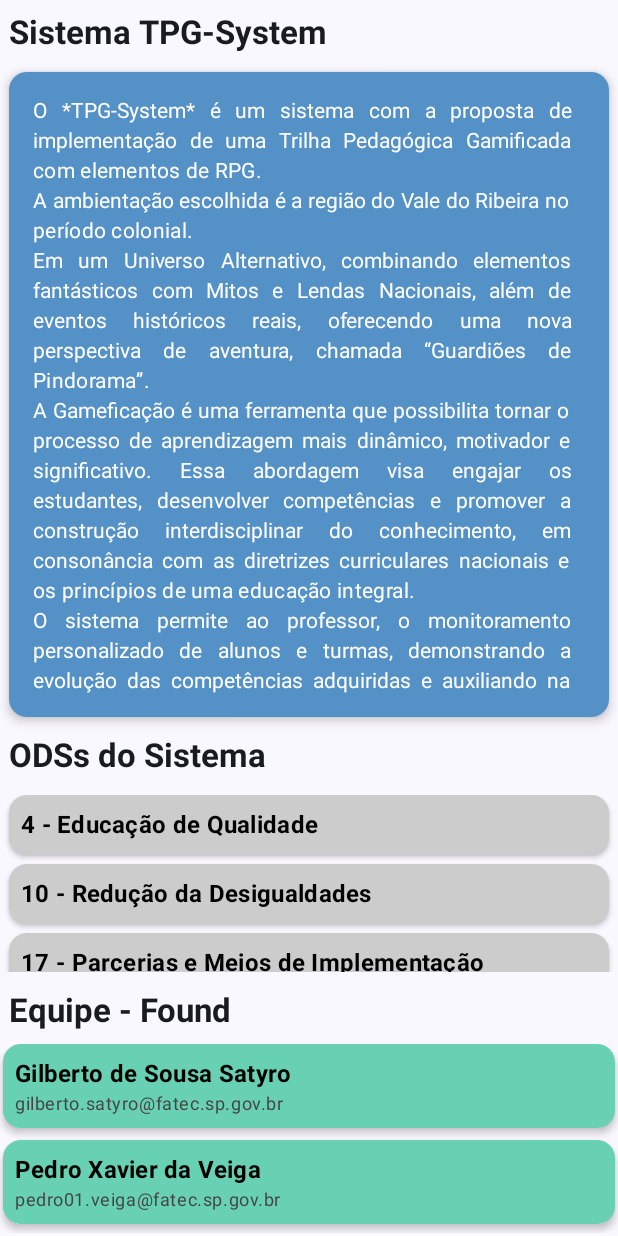
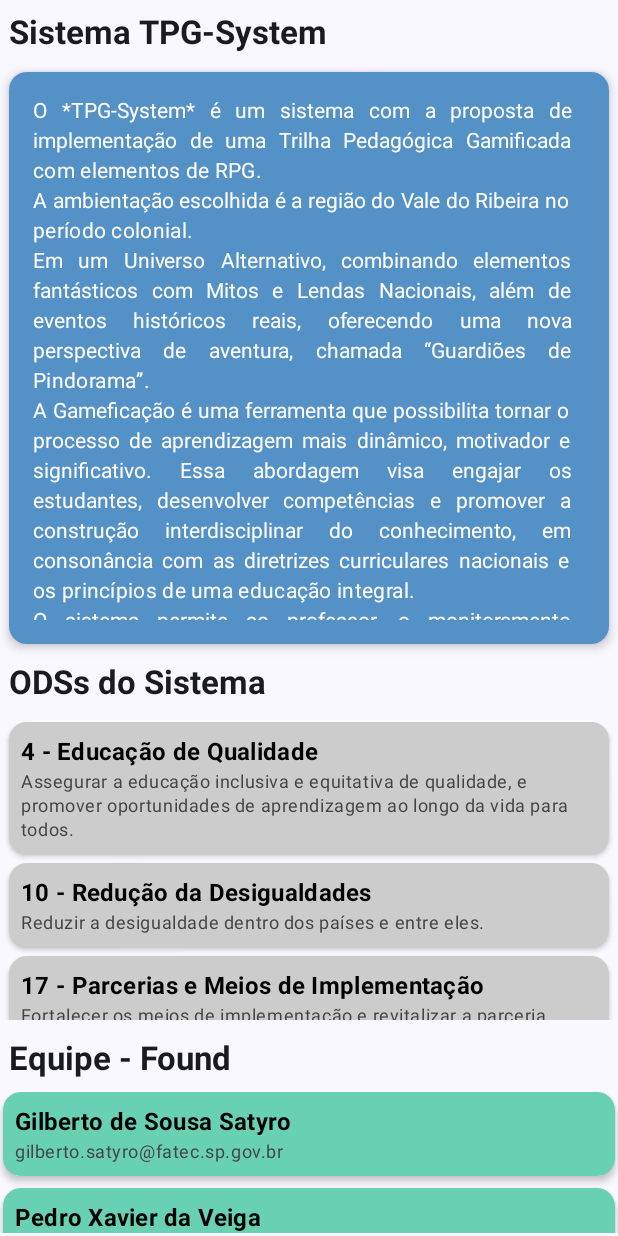
Before and after one commit to gibasatyro/PDMII_Atividade01, an Android app built with Jetpack Compose: the screen it shows after launch (MainActivity), on a phone screen of 412 x 824 dp. Run offline under Robolectric (Android 15) with nearby library versions, the phone set to English and light mode, and no system bars; pictures from the network do not load.

Commit message:
Giba 28/09

```diff
--- a/app/src/main/java/com/fatec/atividade01/MainActivity.kt
+++ b/app/src/main/java/com/fatec/atividade01/MainActivity.kt
@@ -12,9 +12,9 @@ import androidx.compose.material3.Text
 import androidx.compose.runtime.Composable
 import androidx.compose.ui.Modifier
 import androidx.compose.ui.tooling.preview.Preview
-import com.fatec.atividade01.ui.pi.MembersColumnComponent
-import com.fatec.atividade01.ui.pi.OdssColumnComponent
-import com.fatec.atividade01.ui.pi.ProjectDescriptionComponent
+import com.fatec.atividade01.view.MembersColumnComponent
+import com.fatec.atividade01.view.OdssColumnComponent
+import com.fatec.atividade01.view.ProjectDescriptionComponent
 import com.fatec.atividade01.ui.theme.Atividade01Theme
 
 class MainActivity : ComponentActivity() {
@@ -27,16 +27,9 @@ class MainActivity : ComponentActivity() {
                     Column(
                           modifier = Modifier.padding(innerPadding)
                     ) {
-                        ProjectDescriptionComponent(
-                            modifier = Modifier.weight(0.65f)
-                        )
-
-                        Column(
-                            modifier = Modifier.weight(0.5f)
-                        ) {
-                            OdssColumnComponent(Modifier.weight(1f))
-                            MembersColumnComponent(Modifier.weight(1f))
-                        }
+                        ProjectDescriptionComponent(Modifier.weight(0.56f))
+                        OdssColumnComponent(Modifier.weight(0.30f))
+                        MembersColumnComponent(Modifier.weight(0.14f))
                     }
                 }
             }
--- a/app/src/main/java/com/fatec/atividade01/ui/pi/Membro.kt
+++ b/app/src/main/java/com/fatec/atividade01/model/Membro.kt
@@ -1,4 +1,4 @@
-package com.fatec.atividade01.ui.pi
+package com.fatec.atividade01.model
 
 class Membro(
     val name: String,
--- a/app/src/main/java/com/fatec/atividade01/ui/pi/Ods.kt
+++ b/app/src/main/java/com/fatec/atividade01/model/Ods.kt
@@ -1,8 +1,8 @@
-package com.fatec.atividade01.ui.pi
+package com.fatec.atividade01.model
 
 class Ods(
     val number: Int,
+    val name: String,
     val descryption: String,
-//    val color: String
 //    val imageUrl: String
 )
--- a/app/src/main/java/com/fatec/atividade01/ui/pi/Descricao.kt
+++ b/app/src/main/java/com/fatec/atividade01/view/Descricao.kt
@@ -1,4 +1,4 @@
-package com.fatec.atividade01.ui.pi
+package com.fatec.atividade01.view
 
 import androidx.compose.ui.graphics.Color
 import androidx.compose.foundation.layout.Column
@@ -6,6 +6,8 @@ import androidx.compose.foundation.layout.Spacer
 import androidx.compose.foundation.layout.fillMaxWidth
 import androidx.compose.foundation.layout.height
 import androidx.compose.foundation.layout.padding
+import androidx.compose.foundation.rememberScrollState
+import androidx.compose.foundation.verticalScroll
 import androidx.compose.material3.Card
 import androidx.compose.material3.CardDefaults
 import androidx.compose.material3.MaterialTheme
@@ -20,6 +22,8 @@ import androidx.compose.ui.unit.dp
 fun ProjectDescriptionComponent(
     modifier: Modifier = Modifier
 ) {
+    val scrollState = rememberScrollState()
+
     Spacer(modifier = Modifier.height(2.dp))
 
     Text(
@@ -40,13 +44,25 @@ fun ProjectDescriptionComponent(
             .padding(6.dp),
         elevation = CardDefaults.cardElevation(defaultElevation = 4.dp)
     ) {
-        Column(modifier = Modifier.padding(16.dp)) {
+        Column(modifier = Modifier
+                    .padding(16.dp)
+                    .verticalScroll(scrollState)
+        ) {
             Text(
-                text = "O *TPG-System* é um sistema com a proposta de implementação de uma Trilha Pedagógica Gamificada com elementos de RPG.\n" +
+                text = "O *TPG-System* é um sistema com a proposta de implementação de uma Trilha " +
+                       "Pedagógica Gamificada com elementos de RPG.\n" +
                        "A ambientação escolhida é a região do Vale do Ribeira no período colonial. \n" +
-                       "Em um Universo Alternativo, combinando elementos fantásticos com Mitos e Lendas Nacionais, além de eventos históricos reais, oferecendo uma nova perspectiva de aventura, chamada “Guardiões de Pindorama”.\n" +
-                       "A Gameficação é uma ferramenta que possibilita tornar o processo de aprendizagem mais dinâmico, motivador e significativo. Essa abordagem visa engajar os estudantes, desenvolver competências e promover a construção interdisciplinar do conhecimento, em consonância com as diretrizes curriculares nacionais e os princípios de uma educação integral.\n" +
-                       "O sistema permite ao professor, o monitoramento personalizado de alunos e turmas, demonstrando a evolução das competências adquiridas e auxiliando na tomada de decisões pedagógicas eficazes..",
+                       "Em um Universo Alternativo, combinando elementos fantásticos com Mitos e " +
+                       "Lendas Nacionais, além de eventos históricos reais, oferecendo uma nova " +
+                       "perspectiva de aventura, chamada “Guardiões de Pindorama”.\n" +
+                       "A Gameficação é uma ferramenta que possibilita tornar o processo de " +
+                       "aprendizagem mais dinâmico, motivador e significativo. Essa abordagem visa " +
+                       "engajar os estudantes, desenvolver competências e promover a construção " +
+                       "interdisciplinar do conhecimento, em consonância com as diretrizes curriculares " +
+                       "nacionais e os princípios de uma educação integral.\n" +
+                       "O sistema permite ao professor, o monitoramento personalizado de alunos e turmas, " +
+                       "demonstrando a evolução das competências adquiridas e auxiliando na tomada " +
+                       "de decisões pedagógicas eficazes..",
                 style = MaterialTheme.typography.bodyMedium,
                 textAlign = TextAlign.Justify
             )
--- a/app/src/main/java/com/fatec/atividade01/ui/pi/Membros.kt
+++ b/app/src/main/java/com/fatec/atividade01/view/Membros.kt
@@ -1,4 +1,4 @@
-package com.fatec.atividade01.ui.pi
+package com.fatec.atividade01.view
 
 import androidx.compose.foundation.layout.Arrangement
 import androidx.compose.foundation.layout.Column
@@ -14,9 +14,8 @@ import androidx.compose.runtime.Composable
 import androidx.compose.ui.Modifier
 import androidx.compose.ui.graphics.Color
 import androidx.compose.ui.text.font.FontWeight
-import androidx.compose.ui.tooling.preview.Preview
 import androidx.compose.ui.unit.dp
-import com.fatec.atividade01.ui.theme.ComposeIntroTheme
+import com.fatec.atividade01.model.Membro
 
 @Composable
 fun MembersColumnComponent(
@@ -66,11 +65,3 @@ fun MembersColumnComponent(
         }
     }
 }
-
-@Preview(showBackground = true)
-@Composable
-private fun LazyColumnComponentPreview() {
-    ComposeIntroTheme    {
-        MembersColumnComponent()
-    }
-}
--- a/app/src/main/java/com/fatec/atividade01/ui/pi/Odss.kt
+++ b/app/src/main/java/com/fatec/atividade01/view/Odss.kt
@@ -1,4 +1,4 @@
-package com.fatec.atividade01.ui.pi
+package com.fatec.atividade01.view
 
 import androidx.compose.foundation.layout.Arrangement
 import androidx.compose.foundation.layout.Column
@@ -14,29 +14,33 @@ import androidx.compose.runtime.Composable
 import androidx.compose.ui.Modifier
 import androidx.compose.ui.graphics.Color
 import androidx.compose.ui.text.font.FontWeight
-import androidx.compose.ui.tooling.preview.Preview
 import androidx.compose.ui.unit.dp
-import com.fatec.atividade01.ui.theme.ComposeIntroTheme
+import com.fatec.atividade01.model.Ods
 
 @Composable
 fun OdssColumnComponent(
     modifier: Modifier = Modifier
 ) {
     val odsList = listOf(
-        Ods(4,
-            "Educação de Qualidade"
-//            "0xFFc7212f"
-        //   "https://sdgs.un.org/sites/default/files/goals/E_SDG_Icons-04.jpg"
+        Ods(
+            4,
+            "Educação de Qualidade",
+            "Assegurar a educação inclusiva e equitativa de qualidade, e promover " +
+                    "oportunidades de aprendizagem ao longo da vida para todos."
+            //   "https://sdgs.un.org/sites/default/files/goals/E_SDG_Icons-04.jpg"
         ),
-        Ods(10,
-            "Redução da Desigualdades"
-//            "0xFFe01583"
-        //    "https://sdgs.un.org/sites/default/files/goals/E_SDG_Icons-10.jpg"
+        Ods(
+            10,
+            "Redução da Desigualdades",
+            "Reduzir a desigualdade dentro dos países e entre eles."
+            //    "https://sdgs.un.org/sites/default/files/goals/E_SDG_Icons-10.jpg"
         ),
-        Ods(17,
-            "Parcerias e Meios de Implementação"
-//            "0xFF15496a"
-        //    "https://sdgs.un.org/sites/default/files/goals/E_SDG_Icons-10.jpg"
+        Ods(
+            17,
+            "Parcerias e Meios de Implementação",
+            "Fortalecer os meios de implementação e revitalizar a parceria global " +
+                    "para o desenvolvimento sustentável."
+            //    "https://sdgs.un.org/sites/default/files/goals/E_SDG_Icons-10.jpg"
         ),
     )
 
@@ -54,11 +58,9 @@ fun OdssColumnComponent(
         verticalArrangement = Arrangement.spacedBy(6.dp)
     ) {
         items(odsList) { ods ->
-//            val colorInt = ods.color.toColorInt()
             Card(
                 colors = CardDefaults.cardColors(
                     containerColor = Color.LightGray,
-//                    containerColor = Color(colorInt),
                     contentColor = Color.Black
                 ),
                 modifier = Modifier.fillMaxWidth(),
@@ -74,20 +76,17 @@ fun OdssColumnComponent(
 //                        contentScale = ContentScale.Crop
 //                    )
                     Text(
-                        text = "${ods.number} - ${ods.descryption}",
+                        text = "${ods.number} - ${ods.name}",
                         style = MaterialTheme.typography.titleMedium,
                         fontWeight = FontWeight.Bold,
+                    )
+                    Text(
+                        text = ods.descryption,
+                        style = MaterialTheme.typography.bodySmall,
+                        color = Color.DarkGray
                     )
                 }
             }
         }
     }
 }
-
-@Preview(showBackground = true)
-@Composable
-private fun LazyColumnComponentPreview() {
-    ComposeIntroTheme    {
-        OdssColumnComponent()
-    }
-}
```
